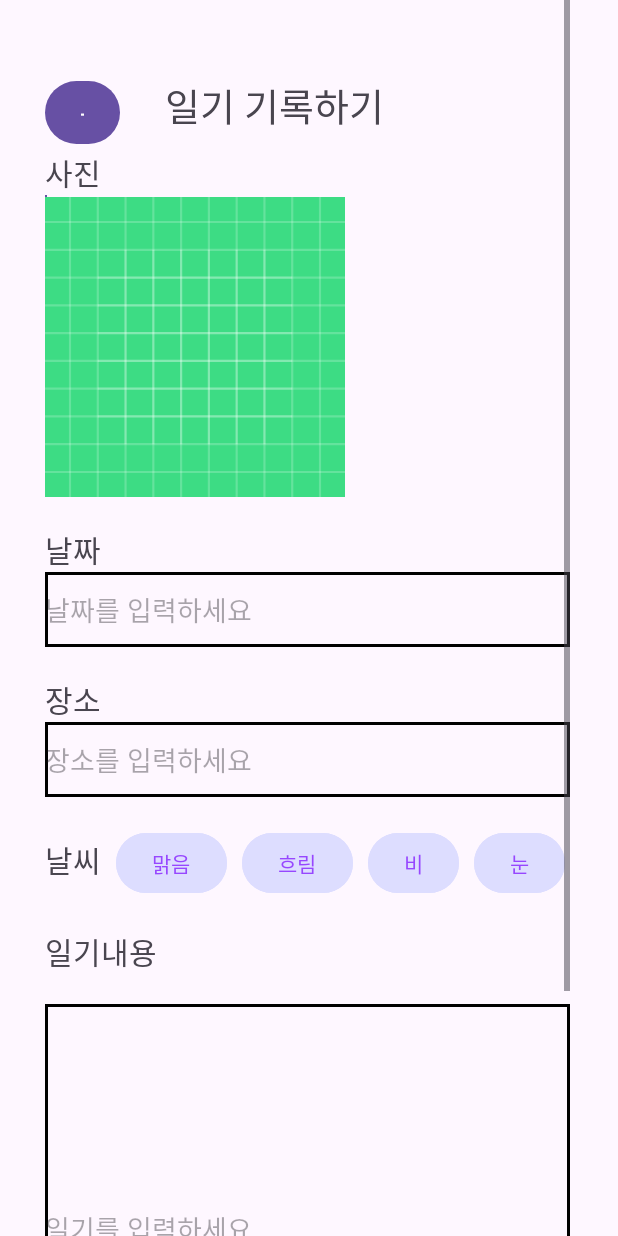
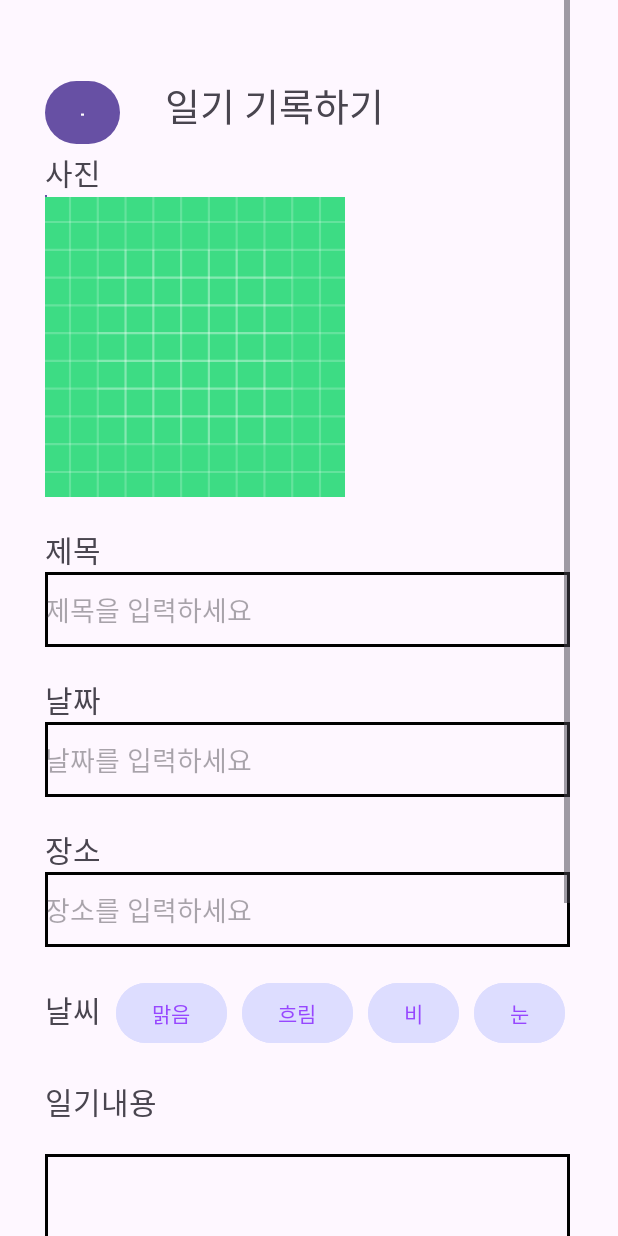
Before and after one commit to holsoo/Diadi, an Android app: the layout activity_add.xml on its own in the app's theme, with its tools: preview values and no code run, on a phone screen of 412 x 824 dp. Run offline under Robolectric (Android 15) with nearby library versions, the phone set to English and light mode, and no system bars.

Commit message:
feat: 일기 작성 페이지에 제목 작성칸 추가 feat: 다이어리에 작성한 데이터들이 AddActivity로 전달되는 기능 작성(날씨 전달 부분 미완성) feat: 일기 개별 조회 화면에 삭제하기 버튼 추가

```diff
--- a/app/src/main/AndroidManifest.xml
+++ b/app/src/main/AndroidManifest.xml
@@ -23,7 +23,7 @@
         android:theme="@style/Theme.Diadi"
         tools:targetApi="33">
         <activity
-            android:name=".view.SearchActivity"
+            android:name=".view.JoinActivity"
             android:exported="true">
             <intent-filter>
                 <action android:name="android.intent.action.MAIN" />
--- a/app/src/main/res/layout/activity_add.xml
+++ b/app/src/main/res/layout/activity_add.xml
@@ -53,6 +53,21 @@
                 android:src="@drawable/ic_launcher_background"
                 android:onClick="onClick"
                 tools:ignore="SpeakableTextPresentCheck"/>
+            <TextView
+                android:id="@+id/add_title"
+                android:layout_width="match_parent"
+                android:layout_height="wrap_content"
+                android:text="제목"
+                android:layout_marginTop="20dp"
+                android:textSize="20dp"/>
+            <EditText
+                android:id="@+id/add_addTitle"
+                android:background="@drawable/border"
+                android:layout_gravity="center"
+                android:layout_width="350dp"
+                android:layout_height="50dp"
+                android:layout_centerInParent="true"
+                android:hint="제목을 입력하세요"/>
             <TextView
                 android:id="@+id/add_date"
                 android:layout_width="match_parent"
```
Also changed, not shown: app/src/main/java/com/example/diadi/view/AddActivity.kt (+66 -12 lines), app/src/main/res/layout/activity_individual.xml (+15 -0 lines).
